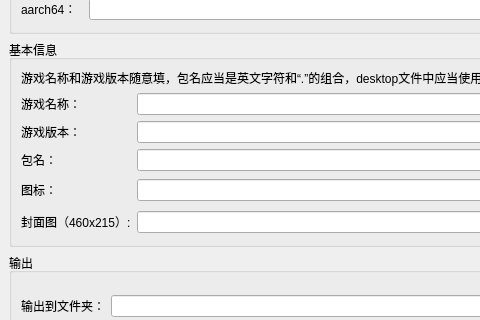
First picture: the form in tools/builder/MainWindow.ui, repository Maicss-chen/Gamux-Installer, before the edit; both pictures show x 0 to 480 and y 252 to 572 of the 706 by 697 pixel window.
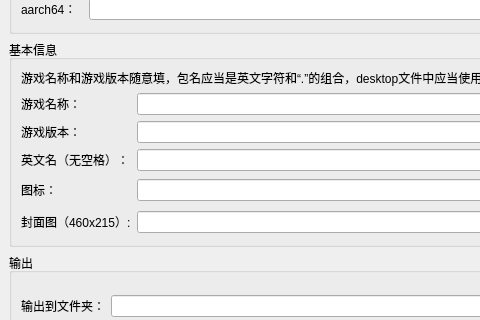
Second picture: the form after the edit.

Commit message:
修改 包名为英文名
为了便于理解，将包名的文案改为英文名。

Diff of the .ui file:
```diff
--- a/tools/builder/MainWindow.ui
+++ b/tools/builder/MainWindow.ui
@@ -162,7 +162,7 @@
        <item row="3" column="0">
         <widget class="QLabel" name="label_7">
          <property name="text">
-          <string>包名：</string>
+          <string>英文名（无空格）：</string>
          </property>
         </widget>
        </item>
```
